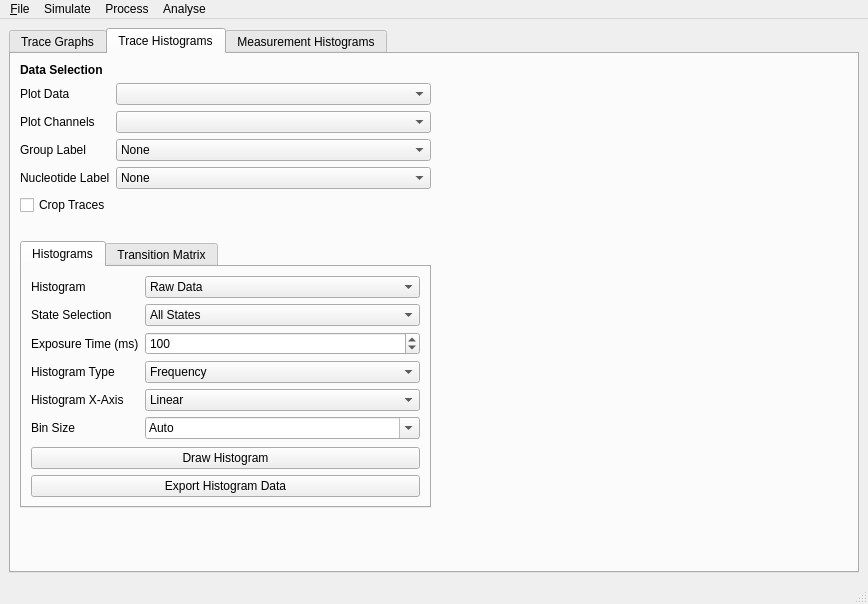
Old version of the form src/TraceAnalyser/GUI/GUI_windows/mainwindow_gui.ui in the repository piedrro/TraceAnalyser.
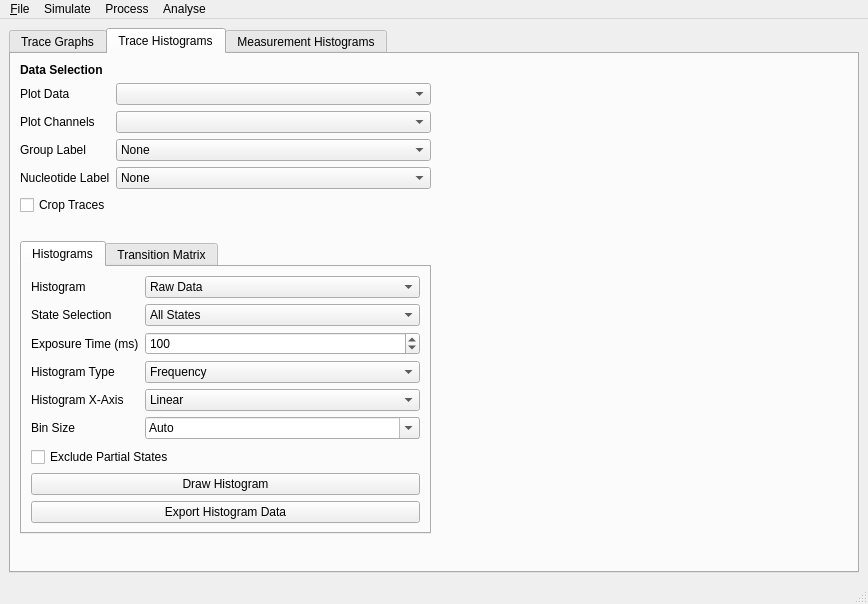
New version of the form. The open tabs and pages were chosen to show the change.

Commit message: added option to exclude partial states from HMM histograms

```diff
--- a/src/TraceAnalyser/GUI/GUI_windows/mainwindow_gui.ui
+++ b/src/TraceAnalyser/GUI/GUI_windows/mainwindow_gui.ui
@@ -665,6 +665,13 @@
                 </item>
                </layout>
               </item>
+              <item>
+               <widget class="QCheckBox" name="analysis_exclude_partial">
+                <property name="text">
+                 <string>Exclude Partial States</string>
+                </property>
+               </widget>
+              </item>
               <item>
                <widget class="QPushButton" name="draw_analysis_plot">
                 <property name="text">
```
Left out of the diff: 2 changed lines with no effect on the pictures. The commit also changes 3 other files.
